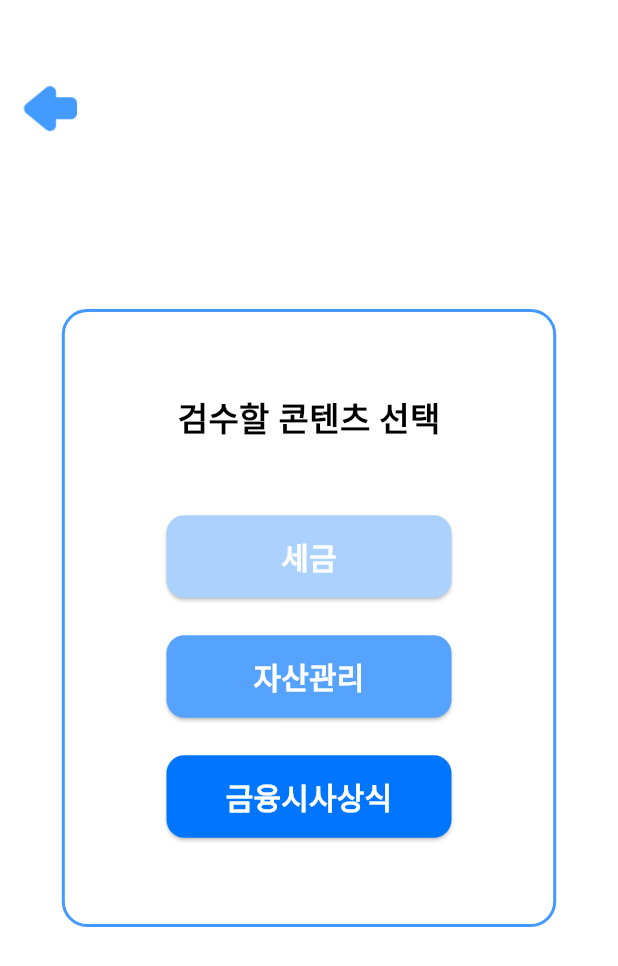
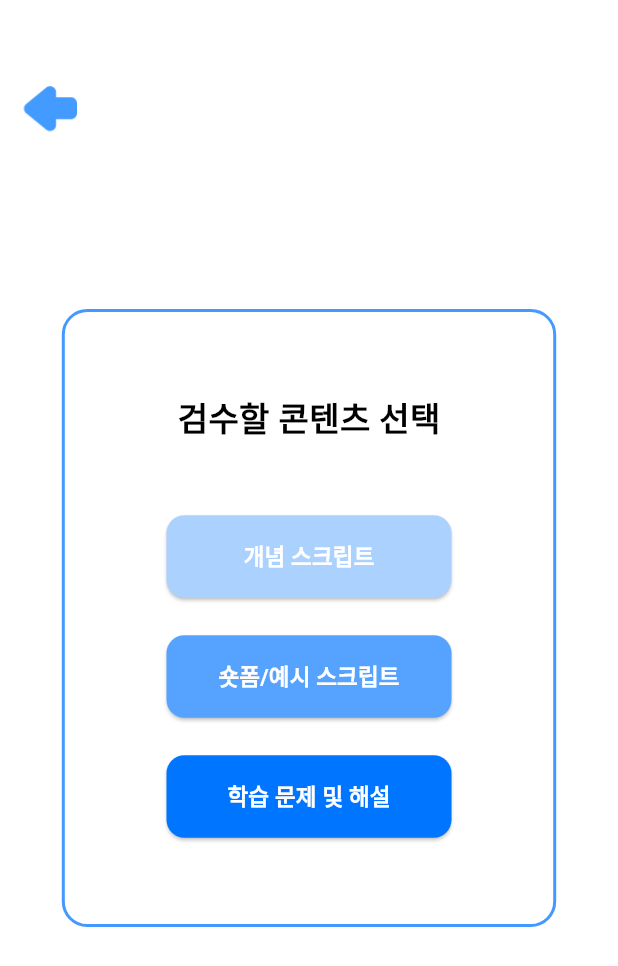
Before and after one commit to guddnboy/Daywon_FE, a Flutter app: the ContentReview screen opened directly, on a phone screen of 412 x 824 dp. Shown: the top 966 px of the screen. Run offline on Flutter 3.47's test engine with Material 3 defaults, Android fonts, the light colour scheme and no system bars; our stand-ins replace video_player; Roboto replaces fonts that are missing (KCC-Hanbit).

Commit message:
버튼 수정

```diff
--- a/lib/pages/admin/ContentReview.dart
+++ b/lib/pages/admin/ContentReview.dart
@@ -75,10 +75,10 @@ class ContentReview extends StatelessWidget {
                             ),
                             onPressed: () {},
                             child: const Text(
-                              '세금',
+                              '개념 스크립트',
                               style: TextStyle(
                                 color: Colors.white,
-                                fontSize: 20,
+                                fontSize: 15,
                                 fontWeight: FontWeight.w600,
                               ),
                             ),
@@ -94,10 +94,10 @@ class ContentReview extends StatelessWidget {
                             ),
                             onPressed: () {},
                             child: const Text(
-                              '자산관리',
+                              '숏폼/예시 스크립트',
                               style: TextStyle(
                                 color: Colors.white,
-                                fontSize: 20,
+                                fontSize: 15,
                                 fontWeight: FontWeight.w600,
                               ),
                             ),
@@ -113,10 +113,10 @@ class ContentReview extends StatelessWidget {
                             ),
                             onPressed: () {},
                             child: const Text(
-                              '금융시사상식',
+                              '학습 문제 및 해설',
                               style: TextStyle(
                                 color: Colors.white,
-                                fontSize: 20,
+                                fontSize: 15,
                                 fontWeight: FontWeight.w600,
                               ),
                             ),
```
